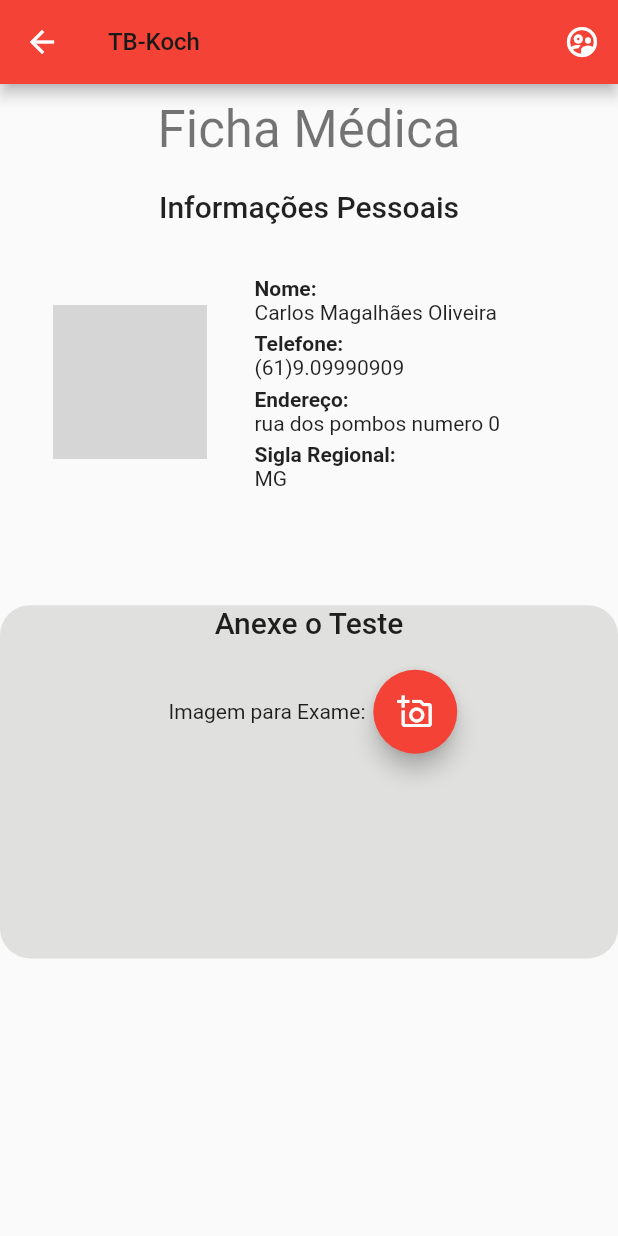
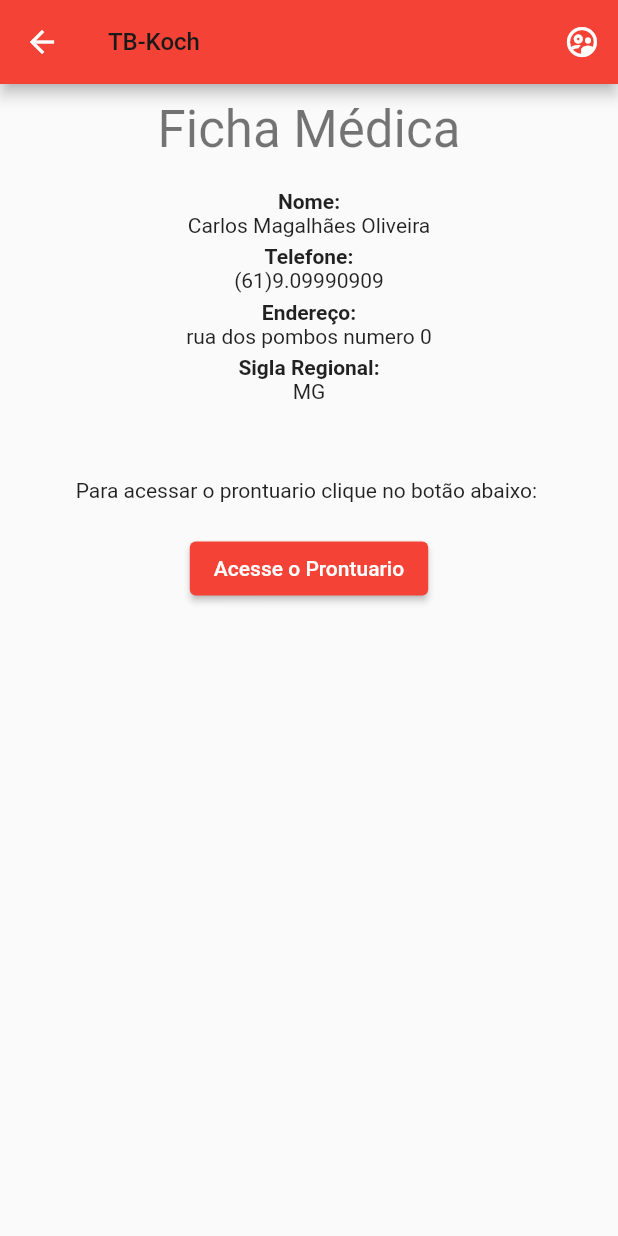
Before and after one commit to PauloHenrique-UFPI/TB_Koch, a Flutter app: the PacientePage screen opened directly, after a tap on "FICHA", on a phone screen of 412 x 824 dp. Run offline on Flutter 3.47's test engine with Material 2 defaults, Android fonts, the phone set to English and light mode, and no system bars; our stand-ins replace cached_network_image, image_picker; network calls fail; Roboto replaces fonts that are missing (RobotoMono); grey boxes are pictures that could not be loaded.

Commit message:
Ficha Médica Consertada

```diff
--- a/tb_koch/lib/pages/fichaPaciente_page.dart
+++ b/tb_koch/lib/pages/fichaPaciente_page.dart
@@ -6,127 +6,83 @@ import 'package:koch_app/named_routes.dart';
 import 'package:koch_app/repositories/paciente_repository.dart';
 
 class FichaPage extends StatelessWidget {
-
   FichaPage({Key? key, this.id}) : super(key: key);
 
   final int? id;
   final tabela = PacienteRepository.tabela;
 
-  TextStyle _style(){
+  TextStyle _style() {
     return TextStyle(
       fontFamily: 'RobotoMono',
       fontWeight: FontWeight.bold,
-
     );
   }
+
   @override
-  Widget build(BuildContext context){
+  Widget build(BuildContext context) {
     final Paciente? pct = tabela.firstWhere((element) => element.id == id);
 
     final Widget body = pct != null
         ? Scaffold(
             body: Column(children: [
-
             Padding(padding: EdgeInsets.all(5)),
-
-          Text('Ficha Médica', style: Theme.of(context).textTheme.headline4,),
-
+            Text(
+              'Ficha Médica',
+              style: Theme.of(context).textTheme.headline4,
+            ),
             Padding(padding: EdgeInsets.all(10)),
-
             Container(
                 width: MediaQuery.of(context).size.width,
-            height: MediaQuery.of(context).size.height/3.2,
+                height: MediaQuery.of(context).size.height / 3.2,
                 decoration: BoxDecoration(
                     color: Color.fromARGB(255, 250, 250, 250),
-              borderRadius: BorderRadius.circular(20)
+                    borderRadius: BorderRadius.circular(20)),
+                child: Column(
+                    crossAxisAlignment: CrossAxisAlignment.center,
+                    children: [
+                      Text(
+                        'Nome:',
+                        style: _style(),
                       ),
-            child: Column(
-            children: [
-              Text('Informações Pessoais', style: Theme.of(context).textTheme.headline6,),
-              Padding(padding: EdgeInsets.all(10)),
-
-              Row(
-                mainAxisAlignment: MainAxisAlignment.spaceBetween,
-                children: [
-                  Padding(padding: EdgeInsets.only(left: 35,bottom: 35),
-                  child: Container(
-                  width: MediaQuery.of(context).size.width/4,
-                  height: MediaQuery.of(context).size.height/8,
-                  decoration: BoxDecoration(
-                    shape: BoxShape.circle,
-                    image: DecorationImage(
-                      fit: BoxFit.fill,
-                      image: NetworkImage(pct.icone)
-                    )
+                      Text(
+                        '${pct.nome}',
                       ),
+                      const SizedBox(
+                        height: 5,
                       ),
+                      Text('Telefone:', style: _style()),
+                      Text('${pct.numero}'),
+                      const SizedBox(
+                        height: 5,
                       ),
-
-
-                Container(
-                  width: MediaQuery.of(context).size.width/1.7,
-                  height: MediaQuery.of(context).size.height/4,
-                  child: Padding(padding: EdgeInsets.only(top: 15),
-                    child: Column(
-                      crossAxisAlignment: CrossAxisAlignment.start,
-                      children: [
-                      Text('Nome:', style: _style(),),
-                      Text('${pct.nome}',),
-                      SizedBox(height: 5,),
-
-                      Text('Telefone:',style: _style()),
-                      Text('${pct.numero}'),
-                      SizedBox(height: 5,),
-
                       Text('Endereço:', style: _style()),
                       Text('${pct.endereco}'),
-                      SizedBox(height: 5,),
-
+                      const SizedBox(
+                        height: 5,
+                      ),
                       Text('Sigla Regional:', style: _style()),
                       Text('${pct.sigla}'),
-                    ],)
+                      const SizedBox(
+                        height: 50,
+                      ),
+                      const Text(
+                        "Para acessar o prontuario clique no botão abaixo: ",
+                        textAlign: TextAlign.justify,
+                        overflow: TextOverflow.ellipsis,
+                      ),
+                      const SizedBox(
+                        height: 20,
+                      ),
+                      ElevatedButton(
+                        style: TextButton.styleFrom(
+                          foregroundColor: Colors.white,
+                        ),
+                        onPressed: () {},
+                        child: const Text('Acesse o Prontuario'),
                       )
-                  ),
-              ]),
-              ])
-          ),
-
-          Padding(padding: EdgeInsets.only(top: 20),
-            child: Container(
-              width: MediaQuery.of(context).size.width,
-              height: MediaQuery.of(context).size.height/3.5,
-              decoration: BoxDecoration(
-                color: Color.fromARGB(255, 224, 224, 223),
-                borderRadius: BorderRadius.circular(20)
-              ),
-              child: Column(
-              children: [
-                Text('Anexe o Teste', style: Theme.of(context).textTheme.headline6,),
-                Padding(padding: EdgeInsets.all(10)),
-
-                Row(
-                  mainAxisAlignment: MainAxisAlignment.center,
-                  children: [
-
-                    Text('Imagem para Exame:   ',textAlign: TextAlign.center,),
-                    FloatingActionButton(
-                    child: Icon(Icons.add_a_photo_outlined)
-                    ,onPressed: () => getGaleria()),
-                  ]
-                ),
-
-              ]),
-          ),
-          )
-
-
-
-        ])
-
-
-
-      ) :
-      Center(
+                    ])),
+          ]))
+        : Center(
             child: Text('Paciente não encontrado no Banco de Dados'),
           );
 
@@ -134,8 +90,9 @@ class FichaPage extends StatelessWidget {
       appBar: AppBar(
         title: Text(
           'TB-Koch',
-            style: TextStyle(fontSize: 16.0, color: Color.fromARGB(255, 26, 25, 25)),),
-
+          style:
+              TextStyle(fontSize: 16.0, color: Color.fromARGB(255, 26, 25, 25)),
+        ),
         actions: <Widget>[
           IconButton(
             icon: Icon(Icons.supervised_user_circle_outlined),
@@ -155,14 +112,9 @@ class FichaPage extends StatelessWidget {
     );
   }
 
-
   getGaleria() async {
-
     final ImagePicker _picker = ImagePicker();
     // Pick an image
     final XFile? image = await _picker.pickImage(source: ImageSource.gallery);
-
   }
-
-
 }
--- a/tb_koch/lib/repositories/paciente_repository.dart
+++ b/tb_koch/lib/repositories/paciente_repository.dart
@@ -5,10 +5,10 @@ import 'package:koch_app/models/paciente.dart';
 class PacienteRepository {
 
   static List<Paciente> tabela = [
-    Paciente(id: 1, icone: 'https://img.freepik.com/fotos-gratis/retrato-de-homem-feliz-e-sorridente_23-2149022620.jpg?w=740&t=st=1667847537~exp=1667848137~hmac=a32c615fe8cff8017133726e169658642c261d710bfe1f25866dccc3f8592b6e', nome: 'Carlos Magalhães Oliveira', sigla: 'MG',endereco: 'rua dos pombos numero 0',numero: '(61)9.09990909'),
+    Paciente(id: 1, nome: 'Carlos Magalhães Oliveira', sigla: 'MG',endereco: 'rua dos pombos numero 0',numero: '(61)9.09990909'),
     Paciente(id: 2, nome: 'Pedro Aluisio Azevedo', sigla: 'PI'),
     Paciente(id: 3, nome: 'Sandra de Castro Melo', sigla: 'DF'),
-    Paciente(id: 4, icone: 'https://photos.google.com/u/2/photo/AF1QipMqgPZu0CNUg8GiSdsiX8NenaYIa5ucXXyCdZ4s', nome: 'Katarina Alexandra Gomes', sigla: 'SP'),
+    Paciente(id: 4, nome: 'Katarina Alexandra Gomes', sigla: 'SP'),
     Paciente(id: 5, nome: 'José Lima Rodrigues', sigla: 'RJ'),
 
   ];
--- a/tb_koch/lib/routes.dart
+++ b/tb_koch/lib/routes.dart
@@ -1,3 +1,4 @@
+
 import 'package:flutter/material.dart';
 import 'package:koch_app/named_routes.dart';
 import 'package:koch_app/pages/fichaContato_page.dart';
@@ -8,10 +9,9 @@ import 'package:koch_app/pages/profile_page.dart';
 import 'package:koch_app/root.dart';
 
 Route<dynamic> generateRoute(RouteSettings settings) {
-
   var arguments = settings.arguments;
 
-  switch (settings.name){
+  switch (settings.name) {
     case RootViewRoute:
       return MaterialPageRoute(builder: (context) => Root());
 
@@ -27,15 +27,11 @@ Route<dynamic> generateRoute(RouteSettings settings) {
                 id: (arguments as Map<String, dynamic>)['id'],
               ));
 
-    case ProfileViewRoute:
+    case FichaViewRoute:
       return MaterialPageRoute(
-          builder: (context) => ProfilePage(
+          builder: (context) => FichaPage(
                 id: (arguments as Map<String, dynamic>)['id'],
-              ));
-
-    case FichaViewRoute:
-      return MaterialPageRoute(builder: (context) => FichaPage(
-        id: (arguments as Map<String, dynamic>)['id'],)); // define que o 'arguments' e um Mapa onde eu pego o campo 'id' (posso mudar depois)
+              )); // define que o 'arguments' e um Mapa onde eu pego o campo 'id' (posso mudar depois)
 
     default:
       return MaterialPageRoute(builder: (context) => Root());
```
Also changed, not shown: tb_koch/lib/named_routes.dart (line endings or trailing spaces). Lines whose indentation alone changed are shown as unchanged.
